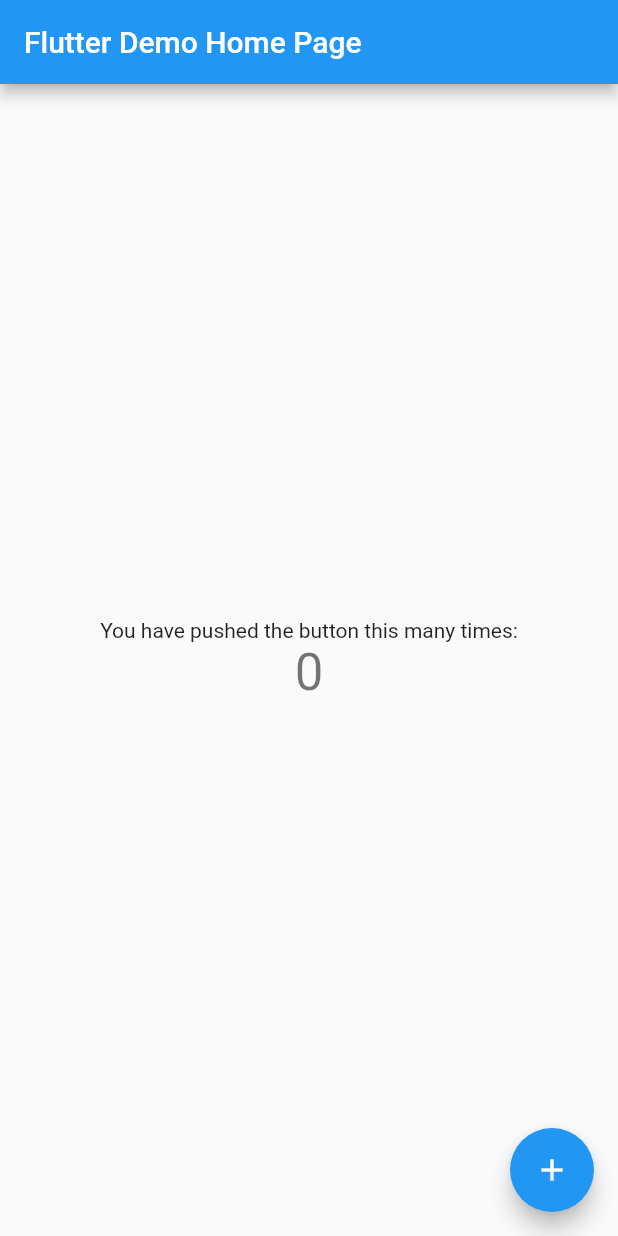
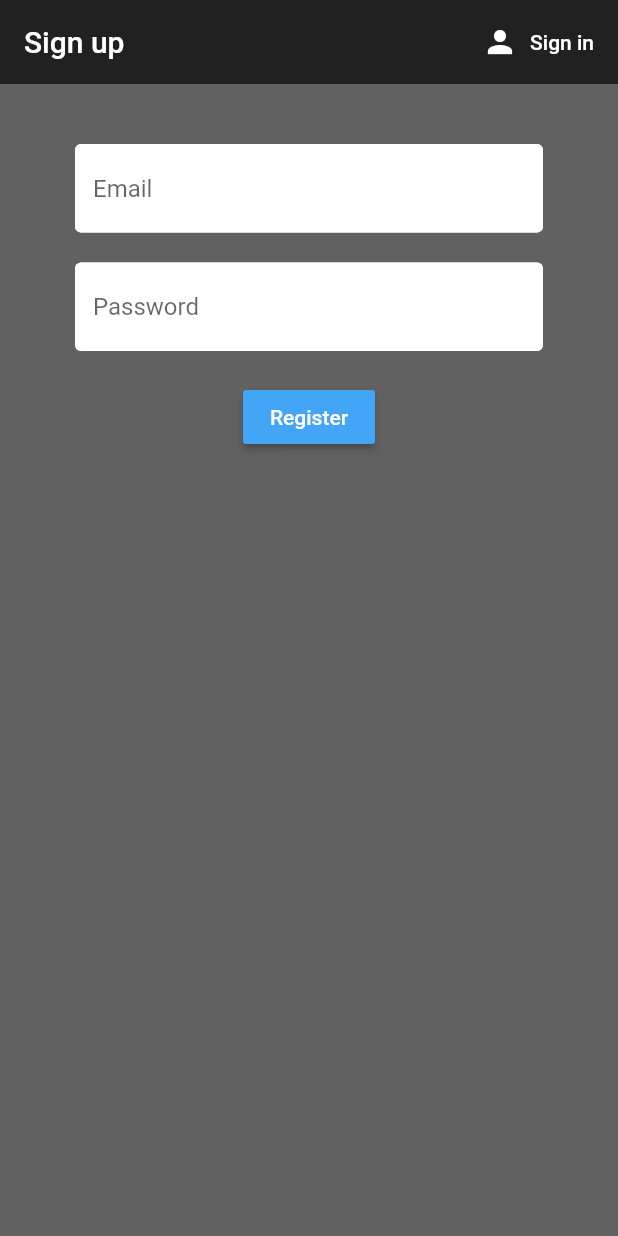
Before and after one commit to wmarosek/dutch_game, a Flutter app: the screen it shows after launch, on a phone screen of 412 x 824 dp. Run offline on Flutter 3.47's test engine with Material 2 defaults, Android fonts, the phone set to English and light mode, and no system bars; our stand-ins replace firebase_auth; accounts and stored records are empty.

Commit message:
Firebase configuartion and sample auth system

```diff
--- a/lib/main.dart
+++ b/lib/main.dart
@@ -1,4 +1,8 @@
 import 'package:flutter/material.dart';
+import 'package:provider/provider.dart';
+import 'package:dutch_game/screens/wrapper.dart';
+import 'package:dutch_game/services/auth.dart';
+import 'package:dutch_game/models/user.dart';
 
 void main() => runApp(MyApp());
 
@@ -6,106 +10,11 @@ class MyApp extends StatelessWidget {
   // This widget is the root of your application.
   @override
   Widget build(BuildContext context) {
-    return MaterialApp(
-      title: 'Flutter Demo',
-      theme: ThemeData(
-        // This is the theme of your application.
-        //
-        // Try running your application with "flutter run". You'll see the
-        // application has a blue toolbar. Then, without quitting the app, try
-        // changing the primarySwatch below to Colors.green and then invoke
-        // "hot reload" (press "r" in the console where you ran "flutter run",
-        // or simply save your changes to "hot reload" in a Flutter IDE).
-        // Notice that the counter didn't reset back to zero; the application
-        // is not restarted.
-        primarySwatch: Colors.blue,
+    return StreamProvider<User>.value(
+      value: AuthServices().user,
+      child: MaterialApp(
+        home: Wrapper(),
       ),
-      home: MyHomePage(title: 'Flutter Demo Home Page'),
     );
   }
 }
-
-class MyHomePage extends StatefulWidget {
-  MyHomePage({Key key, this.title}) : super(key: key);
-
-  // This widget is the home page of your application. It is stateful, meaning
-  // that it has a State object (defined below) that contains fields that affect
-  // how it looks.
-
-  // This class is the configuration for the state. It holds the values (in this
-  // case the title) provided by the parent (in this case the App widget) and
-  // used by the build method of the State. Fields in a Widget subclass are
-  // always marked "final".
-
-  final String title;
-
-  @override
-  _MyHomePageState createState() => _MyHomePageState();
-}
-
-class _MyHomePageState extends State<MyHomePage> {
-  int _counter = 0;
-
-  void _incrementCounter() {
-    setState(() {
-      // This call to setState tells the Flutter framework that something has
-      // changed in this State, which causes it to rerun the build method below
-      // so that the display can reflect the updated values. If we changed
-      // _counter without calling setState(), then the build method would not be
-      // called again, and so nothing would appear to happen.
-      _counter++;
-    });
-  }
-
-  @override
-  Widget build(BuildContext context) {
-    // This method is rerun every time setState is called, for instance as done
-    // by the _incrementCounter method above.
-    //
-    // The Flutter framework has been optimized to make rerunning build methods
-    // fast, so that you can just rebuild anything that needs updating rather
-    // than having to individually change instances of widgets.
-    return Scaffold(
-      appBar: AppBar(
-        // Here we take the value from the MyHomePage object that was created by
-        // the App.build method, and use it to set our appbar title.
-        title: Text(widget.title),
-      ),
-      body: Center(
-        // Center is a layout widget. It takes a single child and positions it
-        // in the middle of the parent.
-        child: Column(
-          // Column is also a layout widget. It takes a list of children and
-          // arranges them vertically. By default, it sizes itself to fit its
-          // children horizontally, and tries to be as tall as its parent.
-          //
-          // Invoke "debug painting" (press "p" in the console, choose the
-          // "Toggle Debug Paint" action from the Flutter Inspector in Android
-          // Studio, or the "Toggle Debug Paint" command in Visual Studio Code)
-          // to see the wireframe for each widget.
-          //
-          // Column has various properties to control how it sizes itself and
-          // how it positions its children. Here we use mainAxisAlignment to
-          // center the children vertically; the main axis here is the vertical
-          // axis because Columns are vertical (the cross axis would be
-          // horizontal).
-          mainAxisAlignment: MainAxisAlignment.center,
-          children: <Widget>[
-            Text(
-              'You have pushed the button this many times:',
-            ),
-            Text(
-              '$_counter',
-              style: Theme.of(context).textTheme.display1,
-            ),
-          ],
-        ),
-      ),
-      floatingActionButton: FloatingActionButton(
-        onPressed: _incrementCounter,
-        tooltip: 'Increment',
-        child: Icon(Icons.add),
-      ), // This trailing comma makes auto-formatting nicer for build methods.
-    );
-  }
-}
--- /dev/null
+++ b/lib/models/user.dart
@@ -0,0 +1,6 @@
+class User{
+
+  final String uid;
+
+  User({ this.uid });
+}
--- /dev/null
+++ b/lib/screens/authenticate/authenticate.dart
@@ -0,0 +1,26 @@
+import 'package:flutter/material.dart';
+import 'package:dutch_game/screens/authenticate/register.dart';
+import 'package:dutch_game/screens/authenticate/sign_in.dart';
+
+
+class Authenticate extends StatefulWidget {
+  @override
+  _AuthenticateState createState() => _AuthenticateState();
+}
+
+class _AuthenticateState extends State<Authenticate> {
+
+  bool showSignIn = false;
+  void toggleView() {
+    setState(() => showSignIn = !showSignIn);
+  }
+
+  @override
+  Widget build(BuildContext context) {
+    if(showSignIn == true){
+      return SignIn(toggleView: toggleView);
+    } else {
+      return Register(toggleView: toggleView);
+    }
+  }
+}
--- /dev/null
+++ b/lib/screens/authenticate/register.dart
@@ -0,0 +1,96 @@
+import 'package:flutter/material.dart';
+import 'package:dutch_game/services/auth.dart';
+import 'package:dutch_game/shared/constants.dart';
+
+class Register extends StatefulWidget {
+
+
+  final Function toggleView;
+  Register({ this.toggleView });
+
+  @override
+  _RegisterState createState() => _RegisterState();
+}
+
+
+  // text field state
+
+
+class _RegisterState extends State<Register> {
+
+  final AuthServices _auth = AuthServices();
+  final _formKey = GlobalKey<FormState>();
+
+  String email = '';
+  String password ='';
+  String error = '';
+
+  @override
+  Widget build(BuildContext context) {
+    return  Scaffold(
+      backgroundColor: Colors.grey[700],
+      appBar: AppBar(
+        backgroundColor: Colors.grey[900],
+        elevation: 0.0,
+        title: Text('Sign up'),
+        actions: <Widget>[
+          FlatButton.icon(
+            icon: Icon(Icons.person, color: Colors.white),
+            label: Text('Sign in', style: TextStyle(color: Colors.white)),
+            onPressed: () {
+              widget.toggleView();
+            },
+          ),
+        ],
+      ),
+      body: Container(
+        padding: EdgeInsets.symmetric(vertical: 20.0, horizontal: 50.0),
+        child: Form(
+          key: _formKey,
+          child: Column(
+            children: <Widget>[
+              SizedBox(height: 20.0),
+              TextFormField(
+                decoration: textInputDecoration.copyWith(hintText: 'Email'),
+                validator: (val) => val.isEmpty ? 'Enter an email' : null,
+                onChanged: (val) {
+                  setState(() => email = val);
+                },
+              ),
+              SizedBox(height: 20.0),
+              TextFormField(
+                decoration: textInputDecoration.copyWith(hintText: 'Password'),
+                validator: (val) => val.length < 6 ? 'Enter a password 6+ chars long' : null,
+                obscureText: true,
+                onChanged: (val) {
+                  setState(() => password = val);
+                },
+              ),
+              SizedBox(height: 20.0),
+              RaisedButton(
+                color: Colors.blue[400],
+                child: Text(
+                  'Register',
+                  style: TextStyle(color: Colors.white)
+                ),
+                onPressed: () async {
+                  if (_formKey.currentState.validate()){
+                    dynamic result  = await _auth.registerWithEmailAndPassword(email, password);
+                    if(result == null){
+                      setState (() => error = 'please supply a valid email');
+                    }
+                  }
+                },
+              ),
+              SizedBox(height: 12.0),
+              Text(
+                error,
+                style: TextStyle(color: Colors.red, fontSize: 14.0)
+              ),
+            ]
+          ),
+        ),
+      ),
+    );
+  }
+}
--- /dev/null
+++ b/lib/screens/wrapper.dart
@@ -0,0 +1,20 @@
+import 'package:flutter/material.dart';
+import 'package:provider/provider.dart';
+import 'package:dutch_game/models/user.dart';
+import 'package:dutch_game/screens/authenticate/authenticate.dart';
+import 'package:dutch_game/screens/home/home.dart';
+
+class Wrapper extends StatelessWidget {
+  @override
+  Widget build(BuildContext context) {
+
+    final user = Provider.of<User>(context);
+
+    // return eitjer Home or Auth widget
+    if(user == null) {
+      return Authenticate();
+    } else {
+      return Home();
+    }
+  }
+}
--- /dev/null
+++ b/lib/shared/constants.dart
@@ -0,0 +1,8 @@
+import 'package:flutter/material.dart';
+
+const textInputDecoration = InputDecoration(
+  fillColor: Colors.white,
+  filled: true,
+  enabledBorder: OutlineInputBorder(borderSide: BorderSide(color: Colors.white, width: 2.0)),
+  focusedBorder: OutlineInputBorder(borderSide: BorderSide(color: Colors.blue, width: 2.0))
+);
```
Also changed, not shown: lib/screens/authenticate/sign_in.dart (added, +93 -0 lines), lib/screens/home/home.dart (added, +29 -0 lines), lib/services/auth.dart (added, +65 -0 lines), pubspec.lock, 3 other files.
